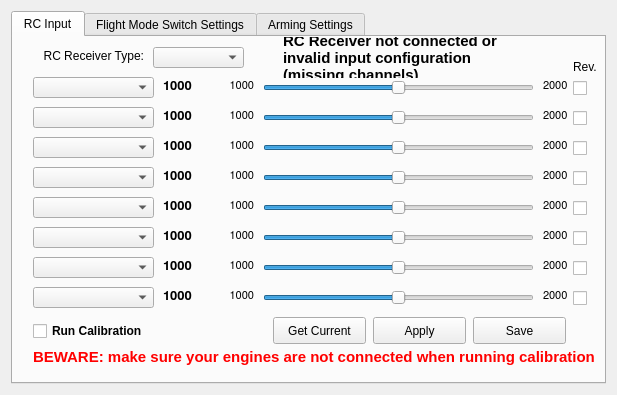
First picture: the form in ground/openpilotgcs/src/plugins/config/input.ui, repository openpilot/OpenPilot, before the edit.
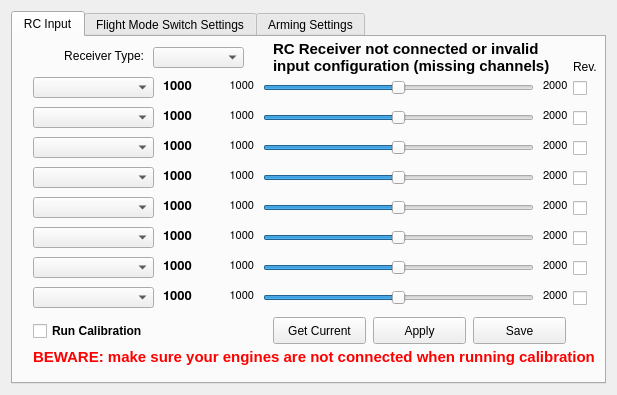
Second picture: the form after the edit.

Commit message: Small UI fix to avoid labels looking ugly on config input panel.

What changed in the file:
```diff
--- a/ground/openpilotgcs/src/plugins/config/input.ui
+++ b/ground/openpilotgcs/src/plugins/config/input.ui
@@ -919,9 +919,9 @@
       <widget class="QLabel" name="RCInputConnected">
        <property name="geometry">
         <rect>
-         <x>270</x>
+         <x>260</x>
          <y>0</y>
-         <width>251</width>
+         <width>291</width>
          <height>41</height>
         </rect>
        </property>
@@ -968,7 +968,7 @@
         </rect>
        </property>
        <property name="text">
-        <string>RC Receiver Type:</string>
+        <string>Receiver Type:</string>
        </property>
        <property name="alignment">
         <set>Qt::AlignRight|Qt::AlignTrailing|Qt::AlignVCenter</set>
```
